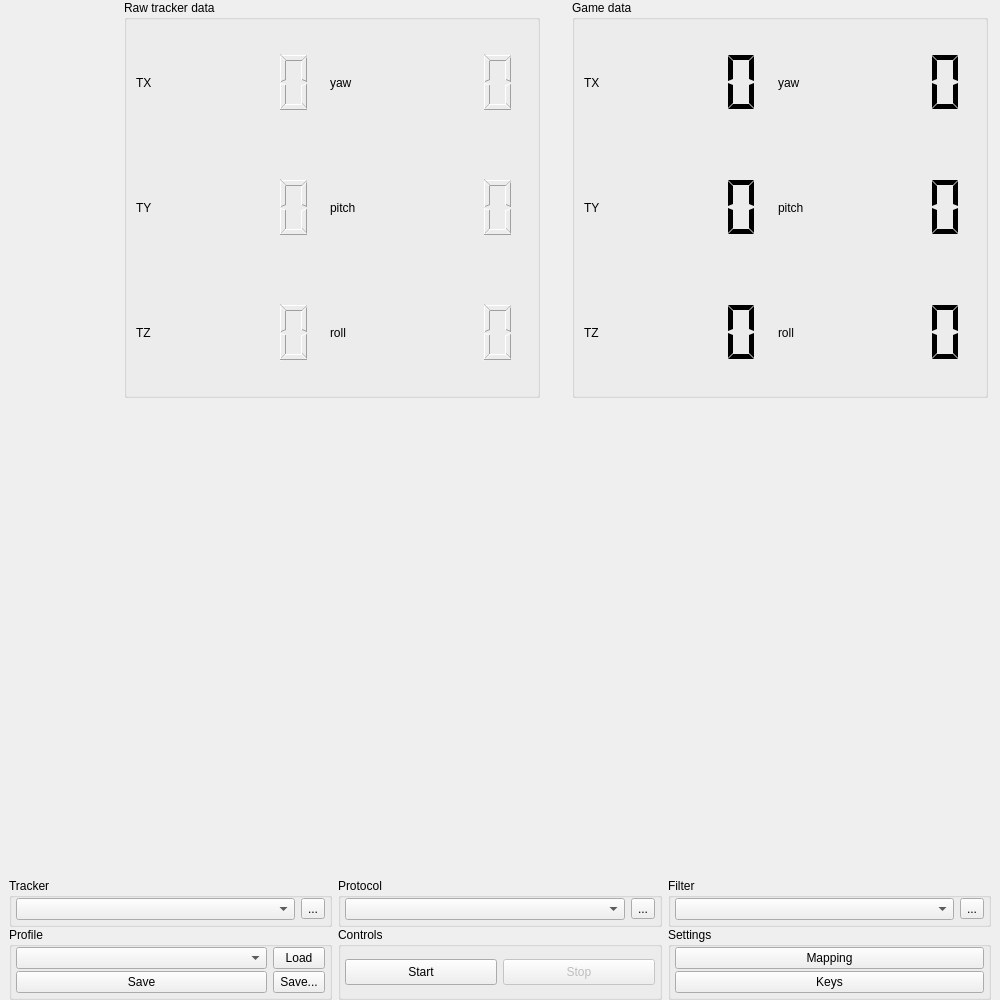
Above: facetracknoir/facetracknoir.ui from opentrack/opentrack before the change. Below: the same form after it.
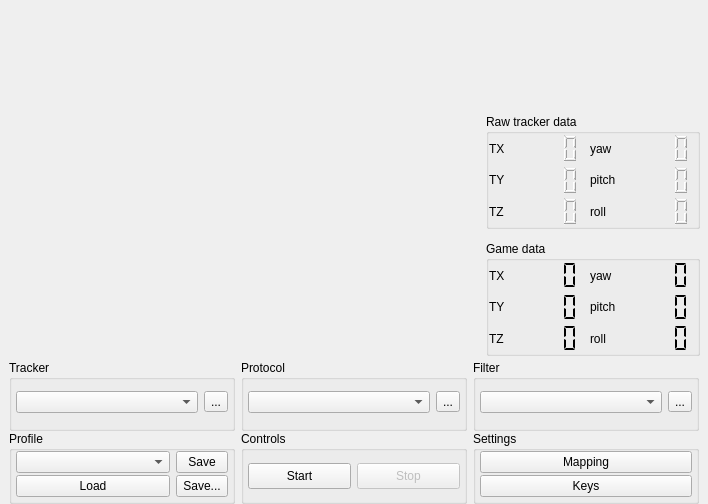
That is the form after the change. Icons and pictures are not drawn. Custom widgets are drawn as their Qt base class.

Commit message:
more compact ui layout
Issue: #63

Diff of the .ui file:
```diff
--- a/facetracknoir/facetracknoir.ui
+++ b/facetracknoir/facetracknoir.ui
@@ -7,8 +7,8 @@
    <rect>
     <x>0</x>
     <y>0</y>
-    <width>1000</width>
-    <height>1000</height>
+    <width>708</width>
+    <height>504</height>
    </rect>
   </property>
   <property name="windowIcon">
@@ -43,33 +43,154 @@
      <number>0</number>
     </property>
     <item>
+     <widget class="QFrame" name="frame">
+      <property name="frameShape">
+       <enum>QFrame::NoFrame</enum>
+      </property>
+      <property name="frameShadow">
+       <enum>QFrame::Raised</enum>
+      </property>
+      <property name="lineWidth">
+       <number>0</number>
+      </property>
+      <layout class="QFormLayout" name="formLayout">
+       <property name="horizontalSpacing">
+        <number>0</number>
+       </property>
+       <property name="verticalSpacing">
+        <number>0</number>
+       </property>
+       <property name="leftMargin">
+        <number>0</number>
+       </property>
+       <property name="topMargin">
+        <number>0</number>
+       </property>
+       <property name="rightMargin">
+        <number>0</number>
+       </property>
+       <property name="bottomMargin">
+        <number>0</number>
+       </property>
+       <item row="0" column="0">
+        <widget class="QFrame" name="video_feed">
+         <property name="sizePolicy">
+          <sizepolicy hsizetype="Fixed" vsizetype="Fixed">
+           <horstretch>0</horstretch>
+           <verstretch>0</verstretch>
+          </sizepolicy>
+         </property>
+         <property name="minimumSize">
+          <size>
+           <width>480</width>
+           <height>360</height>
+          </size>
+         </property>
+         <property name="maximumSize">
+          <size>
+           <width>480</width>
+           <height>360</height>
+          </size>
+         </property>
+         <layout class="QGridLayout" name="gridLayout_11">
+          <property name="leftMargin">
+           <number>0</number>
+          </property>
+          <property name="topMargin">
+           <number>0</number>
+          </property>
+          <property name="rightMargin">
+           <number>0</number>
+          </property>
+          <property name="bottomMargin">
+           <number>0</number>
+          </property>
+          <property name="spacing">
+           <number>0</number>
+          </property>
+          <item row="0" column="0">
+           <widget class="QFrame" name="video_frame">
+            <property name="sizePolicy">
+             <sizepolicy hsizetype="MinimumExpanding" vsizetype="Preferred">
+              <horstretch>0</horstretch>
+              <verstretch>0</verstretch>
+             </sizepolicy>
+            </property>
+            <layout class="QGridLayout" name="gridLayout_13">
+             <property name="leftMargin">
+              <number>0</number>
+             </property>
+             <property name="topMargin">
+              <number>0</number>
+             </property>
+             <property name="rightMargin">
+              <number>0</number>
+             </property>
+             <property name="bottomMargin">
+              <number>0</number>
+             </property>
+             <property name="spacing">
+              <number>0</number>
+             </property>
+             <item row="0" column="1">
+              <widget class="QLabel" name="video_frame_label">
+               <property name="sizePolicy">
+                <sizepolicy hsizetype="Fixed" vsizetype="Fixed">
+                 <horstretch>0</horstretch>
+                 <verstretch>0</verstretch>
+                </sizepolicy>
+               </property>
+               <property name="minimumSize">
+                <size>
+                 <width>480</width>
+                 <height>360</height>
+                </size>
+               </property>
+               <property name="maximumSize">
+                <size>
+                 <width>480</width>
+                 <height>360</height>
+                </size>
+               </property>
+               <property name="text">
+                <string/>
+               </property>
+              </widget>
+             </item>
+            </layout>
+           </widget>
+          </item>
+         </layout>
+        </widget>
+       </item>
+       <item row="0" column="1">
      <widget class="QFrame" name="top_display">
-      <property name="sizePolicy">
-       <sizepolicy hsizetype="Preferred" vsizetype="Expanding">
-        <horstretch>0</horstretch>
-        <verstretch>0</verstretch>
-       </sizepolicy>
-      </property>
-      <layout class="QHBoxLayout" name="horizontalLayout">
+         <property name="frameShape">
+          <enum>QFrame::NoFrame</enum>
+         </property>
+         <property name="lineWidth">
+          <number>0</number>
+         </property>
+         <layout class="QVBoxLayout">
        <property name="spacing">
-        <number>32</number>
+           <number>12</number>
        </property>
        <property name="leftMargin">
-        <number>12</number>
+           <number>6</number>
        </property>
        <property name="topMargin">
-        <number>0</number>
+           <number>12</number>
        </property>
        <property name="rightMargin">
-        <number>12</number>
+           <number>8</number>
        </property>
        <property name="bottomMargin">
-        <number>0</number>
+           <number>4</number>
        </property>
        <item>
         <widget class="GLWidget" name="pose_display" native="true">
          <property name="sizePolicy">
-          <sizepolicy hsizetype="Expanding" vsizetype="Expanding">
+             <sizepolicy hsizetype="MinimumExpanding" vsizetype="MinimumExpanding">
            <horstretch>0</horstretch>
            <verstretch>0</verstretch>
           </sizepolicy>
@@ -77,7 +198,7 @@
          <property name="maximumSize">
           <size>
            <width>80</width>
-           <height>120</height>
+              <height>90</height>
           </size>
          </property>
         </widget>
@@ -85,7 +206,7 @@
        <item>
         <widget class="QGroupBox" name="box_raw_headpose">
          <property name="sizePolicy">
-          <sizepolicy hsizetype="Minimum" vsizetype="Minimum">
+             <sizepolicy hsizetype="MinimumExpanding" vsizetype="Minimum">
            <horstretch>0</horstretch>
            <verstretch>0</verstretch>
           </sizepolicy>
@@ -94,14 +215,23 @@
           <string notr="true">Raw tracker data</string>
          </property>
          <layout class="QGridLayout" name="gridLayout_12">
+             <property name="leftMargin">
+              <number>0</number>
+             </property>
           <property name="topMargin">
            <number>0</number>
           </property>
+             <property name="rightMargin">
+              <number>0</number>
+             </property>
           <property name="bottomMargin">
            <number>0</number>
           </property>
+             <property name="horizontalSpacing">
+              <number>3</number>
+             </property>
           <property name="verticalSpacing">
-           <number>0</number>
+              <number>2</number>
           </property>
           <item row="0" column="1">
            <widget class="QLCDNumber" name="raw_x">
@@ -403,7 +533,7 @@
        <item>
         <widget class="QGroupBox" name="box_mapped_headpose">
          <property name="sizePolicy">
-          <sizepolicy hsizetype="Minimum" vsizetype="Minimum">
+             <sizepolicy hsizetype="MinimumExpanding" vsizetype="Minimum">
            <horstretch>0</horstretch>
            <verstretch>0</verstretch>
           </sizepolicy>
@@ -412,14 +542,23 @@
           <string notr="true">Game data</string>
          </property>
          <layout class="QGridLayout" name="gridLayout_14">
+             <property name="leftMargin">
+              <number>0</number>
+             </property>
           <property name="topMargin">
            <number>0</number>
           </property>
+             <property name="rightMargin">
+              <number>0</number>
+             </property>
           <property name="bottomMargin">
            <number>0</number>
           </property>
+             <property name="horizontalSpacing">
+              <number>3</number>
+             </property>
           <property name="verticalSpacing">
-           <number>0</number>
+              <number>2</number>
           </property>
           <item row="1" column="0">
            <widget class="QLabel" name="lblY_2">
@@ -685,98 +824,7 @@
       </layout>
      </widget>
     </item>
-    <item>
-     <widget class="QFrame" name="video_feed">
-      <property name="sizePolicy">
-       <sizepolicy hsizetype="Fixed" vsizetype="Fixed">
-        <horstretch>0</horstretch>
-        <verstretch>0</verstretch>
-       </sizepolicy>
-      </property>
-      <property name="minimumSize">
-       <size>
-        <width>640</width>
-        <height>480</height>
-       </size>
-      </property>
-      <property name="maximumSize">
-       <size>
-        <width>640</width>
-        <height>480</height>
-       </size>
-      </property>
-      <layout class="QGridLayout" name="gridLayout_11">
-       <property name="leftMargin">
-        <number>0</number>
-       </property>
-       <property name="topMargin">
-        <number>0</number>
-       </property>
-       <property name="rightMargin">
-        <number>0</number>
-       </property>
-       <property name="bottomMargin">
-        <number>0</number>
-       </property>
-       <property name="spacing">
-        <number>0</number>
-       </property>
-       <item row="0" column="0">
-        <widget class="QFrame" name="video_frame">
-         <property name="sizePolicy">
-          <sizepolicy hsizetype="MinimumExpanding" vsizetype="Preferred">
-           <horstretch>0</horstretch>
-           <verstretch>0</verstretch>
-          </sizepolicy>
-         </property>
-         <layout class="QGridLayout" name="gridLayout_13">
-          <property name="leftMargin">
-           <number>0</number>
-          </property>
-          <property name="topMargin">
-           <number>0</number>
-          </property>
-          <property name="rightMargin">
-           <number>0</number>
-          </property>
-          <property name="bottomMargin">
-           <number>0</number>
-          </property>
-          <property name="spacing">
-           <number>0</number>
-          </property>
-          <item row="0" column="0">
-           <widget class="QLabel" name="video_frame_label">
-            <property name="sizePolicy">
-             <sizepolicy hsizetype="Fixed" vsizetype="Fixed">
-              <horstretch>0</horstretch>
-              <verstretch>0</verstretch>
-             </sizepolicy>
-            </property>
-            <property name="minimumSize">
-             <size>
-              <width>640</width>
-              <height>480</height>
-             </size>
-            </property>
-            <property name="maximumSize">
-             <size>
-              <width>640</width>
-              <height>480</height>
-             </size>
-            </property>
-            <property name="text">
-             <string/>
-            </property>
-           </widget>
-          </item>
-         </layout>
-        </widget>
-       </item>
-      </layout>
-     </widget>
-    </item>
-    <item>
+       <item row="1" column="0" colspan="2">
      <widget class="QFrame" name="bottom_controls">
       <layout class="QGridLayout" name="gridLayout_2">
        <property name="topMargin">
@@ -1070,19 +1118,6 @@
           <property name="verticalSpacing">
            <number>2</number>
           </property>
-          <item row="0" column="1">
-           <widget class="QToolButton" name="btnLoad">
-            <property name="sizePolicy">
-             <sizepolicy hsizetype="Preferred" vsizetype="Preferred">
-              <horstretch>0</horstretch>
-              <verstretch>0</verstretch>
-             </sizepolicy>
-            </property>
-            <property name="text">
-             <string>Load</string>
-            </property>
-           </widget>
-          </item>
           <item row="0" column="0">
            <widget class="QComboBox" name="iconcomboProfile">
             <property name="sizePolicy">
@@ -1096,6 +1131,35 @@
             </property>
            </widget>
           </item>
+             <item row="1" column="0">
+              <widget class="QToolButton" name="btnLoad">
+               <property name="sizePolicy">
+                <sizepolicy hsizetype="Preferred" vsizetype="Preferred">
+                 <horstretch>0</horstretch>
+                 <verstretch>0</verstretch>
+                </sizepolicy>
+               </property>
+               <property name="text">
+                <string>Load</string>
+               </property>
+              </widget>
+             </item>
+             <item row="0" column="1">
+              <widget class="QToolButton" name="btnSave">
+               <property name="enabled">
+                <bool>true</bool>
+               </property>
+               <property name="sizePolicy">
+                <sizepolicy hsizetype="Preferred" vsizetype="Preferred">
+                 <horstretch>0</horstretch>
+                 <verstretch>0</verstretch>
+                </sizepolicy>
+               </property>
+               <property name="text">
+                <string>Save</string>
+               </property>
+              </widget>
+             </item>
           <item row="1" column="1">
            <widget class="QToolButton" name="btnSaveAs">
             <property name="enabled">
@@ -1112,20 +1176,7 @@
             </property>
            </widget>
           </item>
-          <item row="1" column="0">
-           <widget class="QToolButton" name="btnSave">
-            <property name="enabled">
-             <bool>true</bool>
-            </property>
-            <property name="sizePolicy">
-             <sizepolicy hsizetype="Preferred" vsizetype="Preferred">
-              <horstretch>0</horstretch>
-              <verstretch>0</verstretch>
-             </sizepolicy>
-            </property>
-            <property name="text">
-             <string>Save</string>
-            </property>
+            </layout>
            </widget>
           </item>
          </layout>
```
Left out of the diff: 8 changed lines with no effect on the pictures. Lines whose indentation alone changed are shown as unchanged.
